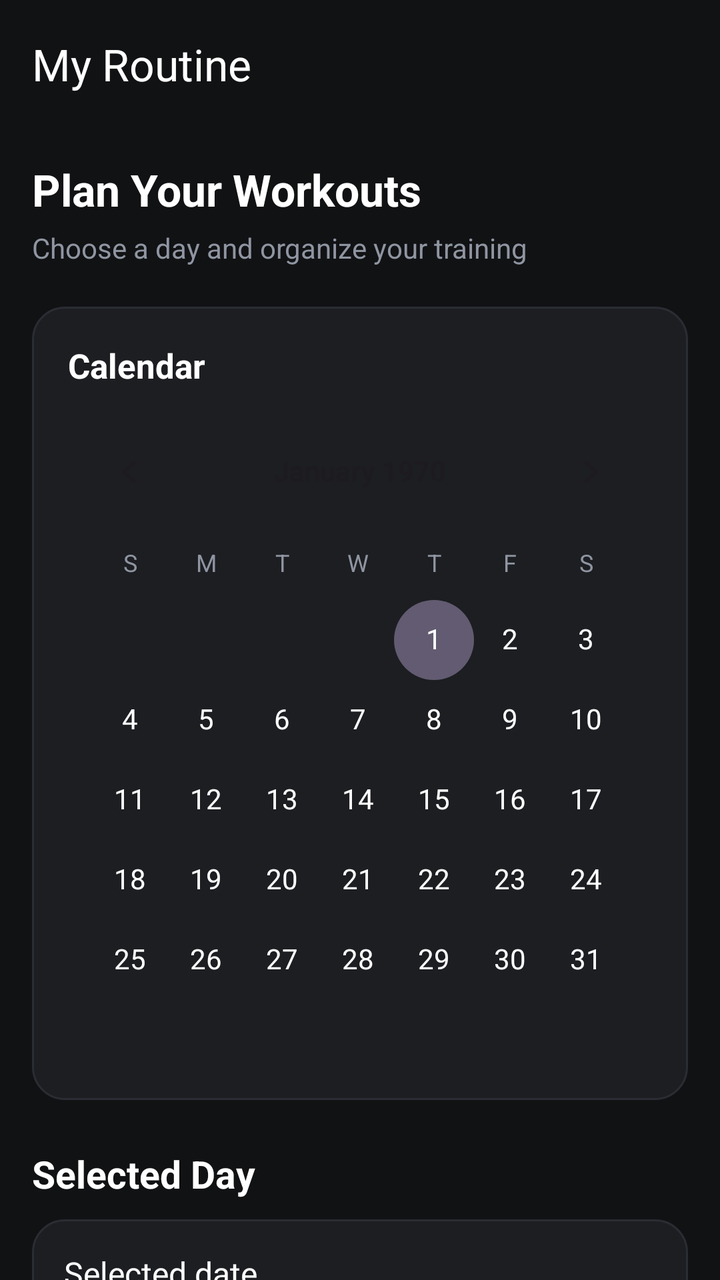
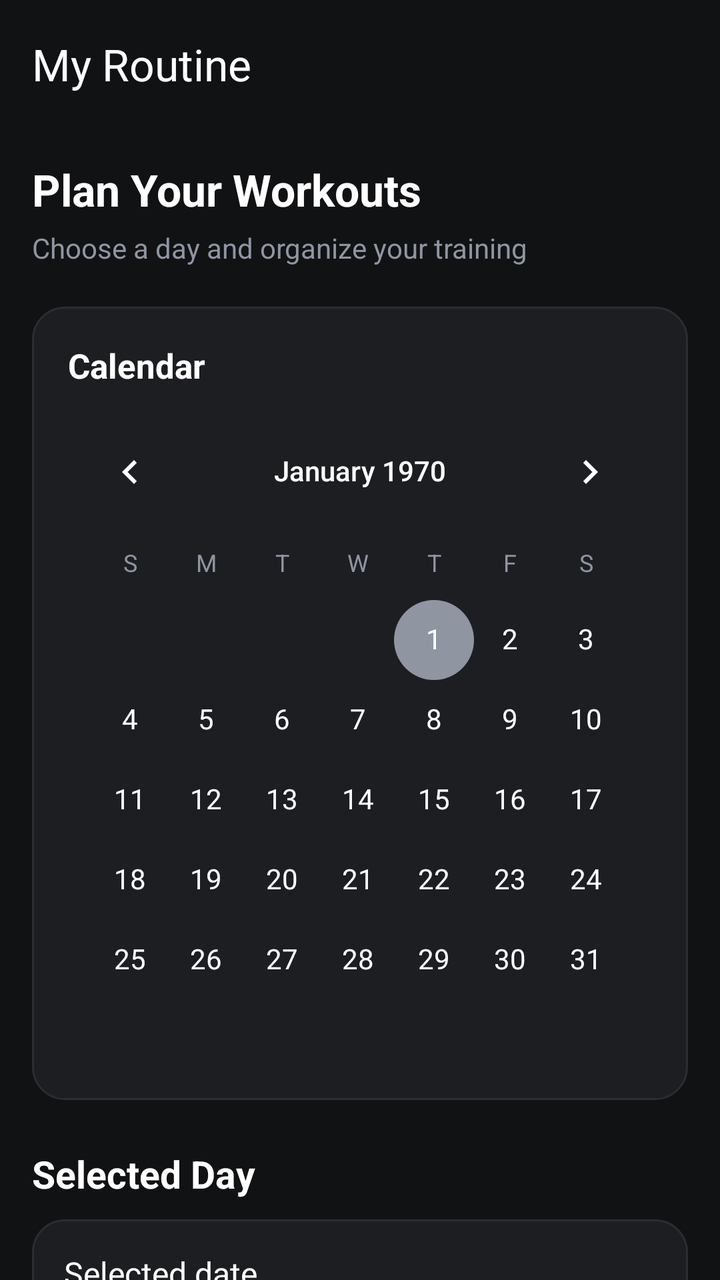

Two renders of the same Android screen: before a commit and after it. Below are the layout's source before the change and the commit's diff.
<!-- AndroidManifest.xml: application theme Theme.Coen390Project -->
<!-- res/layout/activity_option3.xml -->
<?xml version="1.0" encoding="utf-8"?>
<LinearLayout
    xmlns:android="http://schemas.android.com/apk/res/android"
    xmlns:app="http://schemas.android.com/apk/res-auto"
    android:layout_width="match_parent"
    android:layout_height="match_parent"
    android:orientation="vertical"
    android:background="#111214">

    
    <androidx.appcompat.widget.Toolbar
        android:id="@+id/optionToolbar"
        android:layout_width="match_parent"
        android:layout_height="?attr/actionBarSize"
        android:background="#111214"
        app:title="My Routine"
        app:titleTextColor="#FFFFFF" />

    
    <androidx.core.widget.NestedScrollView
        android:layout_width="match_parent"
        android:layout_height="0dp"
        android:layout_weight="1"
        android:fillViewport="true"
        android:clipToPadding="false"
        android:scrollbars="none">

        <LinearLayout
            android:layout_width="match_parent"
            android:layout_height="wrap_content"
            android:orientation="vertical"
            android:padding="16dp">

            
            <TextView
                android:layout_width="wrap_content"
                android:layout_height="wrap_content"
                android:text="Plan Your Workouts"
                android:textColor="#FFFFFF"
                android:textSize="22sp"
                android:textStyle="bold" />

            <TextView
                android:layout_width="wrap_content"
                android:layout_height="wrap_content"
                android:text="Choose a day and organize your training"
                android:textColor="#8F95A1"
                android:textSize="14sp"
                android:layout_marginTop="5dp" />

            
            <LinearLayout
                android:layout_width="match_parent"
                android:layout_height="wrap_content"
                android:layout_marginTop="20dp"
                android:padding="10dp"
                android:orientation="vertical"
                android:background="@drawable/equipment_card">

                <TextView
                    android:layout_width="wrap_content"
                    android:layout_height="wrap_content"
                    android:text="Calendar"
                    android:textColor="#FFFFFF"
                    android:textSize="17sp"
                    android:textStyle="bold"
                    android:padding="8dp" />

                <CalendarView
                    android:id="@+id/routineCalendar"
                    android:layout_width="match_parent"
                    android:layout_height="wrap_content"
                    android:background="@android:color/transparent"
                    android:dateTextAppearance="@style/CalendarDateText"
                    android:weekDayTextAppearance="@style/CalendarWeekText"
                    android:focusedMonthDateColor="#FFFFFF"
                    android:unfocusedMonthDateColor="#777E89"
                    android:selectedWeekBackgroundColor="#343A46"
                    android:weekSeparatorLineColor="#343A46"
                    android:showWeekNumber="false" />

            </LinearLayout>

            
            <TextView
                android:layout_width="wrap_content"
                android:layout_height="wrap_content"
                android:text="Selected Day"
                android:textColor="#FFFFFF"
                android:textSize="19sp"
                android:textStyle="bold"
                android:layout_marginTop="24dp" />

            <TextView
                android:id="@+id/tvSelectedDate"
                android:layout_width="match_parent"
                android:layout_height="wrap_content"
                android:text="Selected date"
                android:textSize="16sp"
                android:textColor="#FFFFFF"
                android:padding="16dp"
                android:layout_marginTop="10dp"
                android:background="@drawable/equipment_card" />

            
            <Button
                android:id="@+id/btnAddWorkout"
                android:layout_width="match_parent"
                android:layout_height="54dp"
                android:text="Add Workout"
                android:textColor="#FFFFFF"
                android:textAllCaps="false"
                android:backgroundTint="#343A46"
                android:layout_marginTop="12dp" />

            
            <LinearLayout
                android:layout_width="match_parent"
                android:layout_height="wrap_content"
                android:orientation="horizontal"
                android:gravity="center_vertical">

                <TextView
                    android:layout_width="0dp"
                    android:layout_height="wrap_content"
                    android:layout_weight="1"
                    android:text="Scheduled Workouts"
                    android:textColor="#FFFFFF"
                    android:textSize="19sp"
                    android:textStyle="bold" />

                <TextView
                    android:id="@+id/routineCount"
                    android:layout_width="wrap_content"
                    android:layout_height="wrap_content"
                    android:text="0 workouts scheduled"
                    android:textColor="#8F95A1"
                    android:textSize="12sp" />

            </LinearLayout>

            
            <LinearLayout
                android:id="@+id/routineList"
                android:layout_width="match_parent"
                android:layout_height="wrap_content"
                android:orientation="vertical"
                android:layout_marginTop="14dp"
                android:layout_marginBottom="24dp" />

        </LinearLayout>

    </androidx.core.widget.NestedScrollView>

</LinearLayout>
<!-- resources referenced by this layout -->
<resources>
  <!-- drawable equipment_card (drawable) -->
  <shape xmlns:android="http://schemas.android.com/apk/res/android">
      <solid android:color="#1C1E22" />
      <corners android:radius="16dp" />
      <stroke android:width="1dp" android:color="#2A2D33" />
  </shape>
  <style name="CalendarDateText" parent="@android:style/TextAppearance.Material.Small">
          <item name="android:textColor">#FFFFFF</item>
          <item name="android:textSize">14sp</item>
      </style>
  <style name="CalendarWeekText" parent="@android:style/TextAppearance.Material.Small">
          <item name="android:textColor">#8F95A1</item>
          <item name="android:textSize">12sp</item>
      </style>
  <style name="Theme.Coen390Project" parent="Base.Theme.Coen390Project" />
  <style name="Base.Theme.Coen390Project" parent="Theme.Material3.DayNight.NoActionBar">
          
          
      </style>
</resources>

<!-- the commit's change to res/layout/activity_option3.xml (unified diff, before → after) -->
@@ -1,155 +1,179 @@
 <?xml version="1.0" encoding="utf-8"?>
-<LinearLayout
+<androidx.drawerlayout.widget.DrawerLayout
     xmlns:android="http://schemas.android.com/apk/res/android"
     xmlns:app="http://schemas.android.com/apk/res-auto"
+    android:id="@+id/drawerLayout"
     android:layout_width="match_parent"
     android:layout_height="match_parent"
-    android:orientation="vertical"
     android:background="#111214">
 
     
-    <androidx.appcompat.widget.Toolbar
-        android:id="@+id/optionToolbar"
+    <LinearLayout
+        android:id="@+id/mainContent"
         android:layout_width="match_parent"
-        android:layout_height="?attr/actionBarSize"
-        android:background="#111214"
-        app:title="My Routine"
-        app:titleTextColor="#FFFFFF" />
+        android:layout_height="match_parent"
+        android:orientation="vertical"
+        android:background="#111214">
 
-    
-    <androidx.core.widget.NestedScrollView
-        android:layout_width="match_parent"
-        android:layout_height="0dp"
-        android:layout_weight="1"
-        android:fillViewport="true"
-        android:clipToPadding="false"
-        android:scrollbars="none">
+        
+        <androidx.appcompat.widget.Toolbar
+            android:id="@+id/optionToolbar"
+            android:layout_width="match_parent"
+            android:layout_height="?attr/actionBarSize"
+            android:background="#111214"
+            app:title="My Routine"
+            app:titleTextColor="#FFFFFF" />
 
-        <LinearLayout
+        
+        <androidx.core.widget.NestedScrollView
             android:layout_width="match_parent"
-            android:layout_height="wrap_content"
-            android:orientation="vertical"
-            android:padding="16dp">
+            android:layout_height="0dp"
+            android:layout_weight="1"
+            android:fillViewport="true"
+            android:clipToPadding="false"
+            android:scrollbars="none">
 
-            
-            <TextView
-                android:layout_width="wrap_content"
-                android:layout_height="wrap_content"
-                android:text="Plan Your Workouts"
-                android:textColor="#FFFFFF"
-                android:textSize="22sp"
-                android:textStyle="bold" />
-
-            <TextView
-                android:layout_width="wrap_content"
-                android:layout_height="wrap_content"
-                android:text="Choose a day and organize your training"
-                android:textColor="#8F95A1"
-                android:textSize="14sp"
-                android:layout_marginTop="5dp" />
-
-            
             <LinearLayout
                 android:layout_width="match_parent"
                 android:layout_height="wrap_content"
-                android:layout_marginTop="20dp"
-                android:padding="10dp"
                 android:orientation="vertical"
-                android:background="@drawable/equipment_card">
+                android:padding="16dp">
+
+                
+                <TextView
+                    android:layout_width="wrap_content"
+                    android:layout_height="wrap_content"
+                    android:text="Plan Your Workouts"
+                    android:textColor="#FFFFFF"
+                    android:textSize="22sp"
+                    android:textStyle="bold" />
 
                 <TextView
                     android:layout_width="wrap_content"
                     android:layout_height="wrap_content"
-                    android:text="Calendar"
-                    android:textColor="#FFFFFF"
-                    android:textSize="17sp"
-                    android:textStyle="bold"
-                    android:padding="8dp" />
+                    android:text="Choose a day and organize your training"
+                    android:textColor="#8F95A1"
+                    android:textSize="14sp"
+                    android:layout_marginTop="5dp" />
 
-                <CalendarView
-                    android:id="@+id/routineCalendar"
+                
+                <LinearLayout
                     android:layout_width="match_parent"
                     android:layout_height="wrap_content"
-                    android:background="@android:color/transparent"
-                    android:dateTextAppearance="@style/CalendarDateText"
-                    android:weekDayTextAppearance="@style/CalendarWeekText"
-                    android:focusedMonthDateColor="#FFFFFF"
-                    android:unfocusedMonthDateColor="#777E89"
-                    android:selectedWeekBackgroundColor="#343A46"
-                    android:weekSeparatorLineColor="#343A46"
-                    android:showWeekNumber="false" />
+                    android:layout_marginTop="20dp"
+                    android:padding="10dp"
+                    android:orientation="vertical"
+                    android:background="@drawable/equipment_card">
+
+                    <TextView
+                        android:layout_width="wrap_content"
+                        android:layout_height="wrap_content"
+                        android:text="Calendar"
+                        android:textColor="#FFFFFF"
+                        android:textSize="17sp"
+                        android:textStyle="bold"
+                        android:padding="8dp" />
+
+                    <CalendarView
+                        android:id="@+id/routineCalendar"
+                        android:layout_width="match_parent"
+                        android:layout_height="wrap_content"
+                        android:background="@android:color/transparent"
+                        android:dateTextAppearance="@style/CalendarDateText"
+                        android:weekDayTextAppearance="@style/CalendarWeekText"
+                        android:focusedMonthDateColor="#FFFFFF"
+                        android:unfocusedMonthDateColor="#777E89"
+                        android:selectedWeekBackgroundColor="#343A46"
+                        android:weekSeparatorLineColor="#343A46"
+                        android:showWeekNumber="false" />
+
+                </LinearLayout>
+
+                
+                <TextView
+                    android:layout_width="wrap_content"
+                    android:layout_height="wrap_content"
+                    android:text="Selected Day"
+                    android:textColor="#FFFFFF"
+                    android:textSize="19sp"
+                    android:textStyle="bold"
+                    android:layout_marginTop="24dp" />
+
+                <TextView
+                    android:id="@+id/tvSelectedDate"
+                    android:layout_width="match_parent"
+                    android:layout_height="wrap_content"
+                    android:text="Selected date"
+                    android:textSize="16sp"
+                    android:textColor="#FFFFFF"
+                    android:padding="16dp"
+                    android:layout_marginTop="10dp"
+                    android:background="@drawable/equipment_card" />
+
+                
+                <Button
+                    android:id="@+id/btnAddWorkout"
+                    android:layout_width="match_parent"
+                    android:layout_height="54dp"
+                    android:text="Add Workout"
+                    android:textColor="#FFFFFF"
+                    android:textAllCaps="false"
+                    android:textStyle="bold"
+                    android:backgroundTint="#3A3F49"
+                    android:layout_marginTop="12dp" />
+
+                
+                <LinearLayout
+                    android:layout_width="match_parent"
+                    android:layout_height="wrap_content"
+                    android:orientation="horizontal"
+                    android:gravity="center_vertical"
+                    android:layout_marginTop="24dp">
+
+                    <TextView
+                        android:layout_width="0dp"
+                        android:layout_height="wrap_content"
+                        android:layout_weight="1"
+                        android:text="Scheduled Workouts"
+                        android:textColor="#FFFFFF"
+                        android:textSize="19sp"
+                        android:textStyle="bold" />
+
+                    <TextView
+                        android:id="@+id/routineCount"
+                        android:layout_width="wrap_content"
+                        android:layout_height="wrap_content"
+                        android:text="0 workouts scheduled"
+                        android:textColor="#8F95A1"
+                        android:textSize="12sp" />
+
+                </LinearLayout>
+
+                
+                <LinearLayout
+                    android:id="@+id/routineList"
+                    android:layout_width="match_parent"
+                    android:layout_height="wrap_content"
+                    android:orientation="vertical"
+                    android:layout_marginTop="14dp"
+                    android:layout_marginBottom="24dp" />
 
             </LinearLayout>
 
-            
-            <TextView
-                android:layout_width="wrap_content"
-                android:layout_height="wrap_content"
-                android:text="Selected Day"
-                android:textColor="#FFFFFF"
-                android:textSize="19sp"
-                android:textStyle="bold"
-                android:layout_marginTop="24dp" />
+        </androidx.core.widget.NestedScrollView>
 
-            <TextView
-                android:id="@+id/tvSelectedDate"
-                android:layout_width="match_parent"
-                android:layout_height="wrap_content"
-                android:text="Selected date"
-                android:textSize="16sp"
-                android:textColor="#FFFFFF"
-                android:padding="16dp"
-                android:layout_marginTop="10dp"
-                android:background="@drawable/equipment_card" />
+    </LinearLayout>
 
-            
-            <Button
-                android:id="@+id/btnAddWorkout"
-                android:layout_width="match_parent"
-                android:layout_height="54dp"
-                android:text="Add Workout"
-                android:textColor="#FFFFFF"
-                android:textAllCaps="false"
-                android:backgroundTint="#343A46"
-                android:layout_marginTop="12dp" />
+    
+    <com.google.android.material.navigation.NavigationView
+        android:id="@+id/navigationView"
+        android:layout_width="wrap_content"
+        android:layout_height="match_parent"
+        android:layout_gravity="start"
+        android:background="#292D35"
+        app:menu="@menu/drawer_menu"
+        app:itemTextColor="@color/drawer_item_colors"
+        app:itemIconTint="@color/drawer_item_colors"
+        app:itemBackground="@drawable/drawer_item_background" />
 
-            
-            <LinearLayout
-                android:layout_width="match_parent"
-                android:layout_height="wrap_content"
-                android:orientation="horizontal"
-                android:gravity="center_vertical">
-
-                <TextView
-                    android:layout_width="0dp"
-                    android:layout_height="wrap_content"
-                    android:layout_weight="1"
-                    android:text="Scheduled Workouts"
-                    android:textColor="#FFFFFF"
-                    android:textSize="19sp"
-                    android:textStyle="bold" />
-
-                <TextView
-                    android:id="@+id/routineCount"
-                    android:layout_width="wrap_content"
-                    android:layout_height="wrap_content"
-                    android:text="0 workouts scheduled"
-                    android:textColor="#8F95A1"
-                    android:textSize="12sp" />
-
-            </LinearLayout>
-
-            
-            <LinearLayout
-                android:id="@+id/routineList"
-                android:layout_width="match_parent"
-                android:layout_height="wrap_content"
-                android:orientation="vertical"
-                android:layout_marginTop="14dp"
-                android:layout_marginBottom="24dp" />
-
-        </LinearLayout>
-
-    </androidx.core.widget.NestedScrollView>
-
-</LinearLayout>
+</androidx.drawerlayout.widget.DrawerLayout>
<!-- resource entries referenced after the edit -->
@@ -1,5 +1,23 @@
 <!-- resources referenced by this layout -->
 <resources>
+  <!-- drawable drawer_item_background (drawable) -->
+  <?xml version="1.0" encoding="utf-8"?>
+  <selector xmlns:android="http://schemas.android.com/apk/res/android">
+  
+      <item android:state_checked="true">
+          <shape android:shape="rectangle">
+              <solid android:color="#3A2428"/>
+              <corners android:radius="12dp"/>
+          </shape>
+      </item>
+  
+      <item>
+          <shape android:shape="rectangle">
+              <solid android:color="@android:color/transparent"/>
+          </shape>
+      </item>
+  
+  </selector>
   <!-- drawable equipment_card (drawable) -->
   <shape xmlns:android="http://schemas.android.com/apk/res/android">
       <solid android:color="#1C1E22" />
@@ -16,8 +34,19 @@
       </style>
   <style name="Theme.Coen390Project" parent="Base.Theme.Coen390Project" />
   <style name="Base.Theme.Coen390Project" parent="Theme.Material3.DayNight.NoActionBar">
-          
-          
+  
+          <item name="android:windowBackground">#111214</item>
+          <item name="android:textColorPrimary">#FFFFFF</item>
+          <item name="android:textColorSecondary">#B0B0B0</item>
+          <item name="android:colorAccent">#8F95A1</item>
+  
+          <item name="colorPrimary">#8F95A1</item>
+          <item name="colorOnPrimary">#FFFFFF</item>
+          <item name="colorSecondary">#8F95A1</item>
+          <item name="colorOnSecondary">#FFFFFF</item>
+          <item name="colorSurface">#292D35</item>
+          <item name="colorOnSurface">#FFFFFF</item>
+  
       </style>
 </resources>
 
